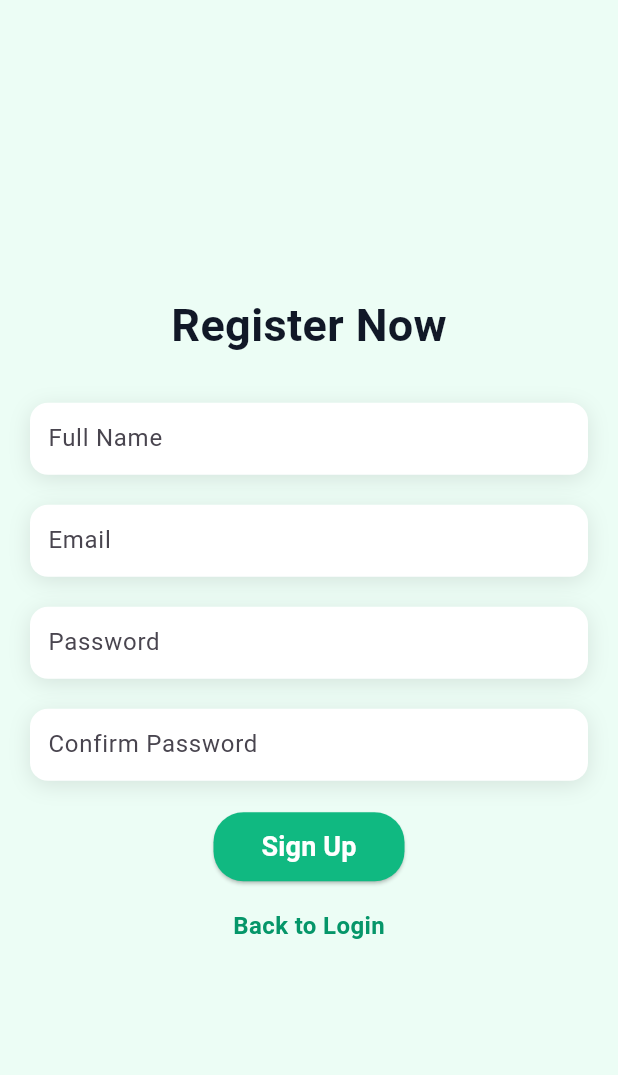
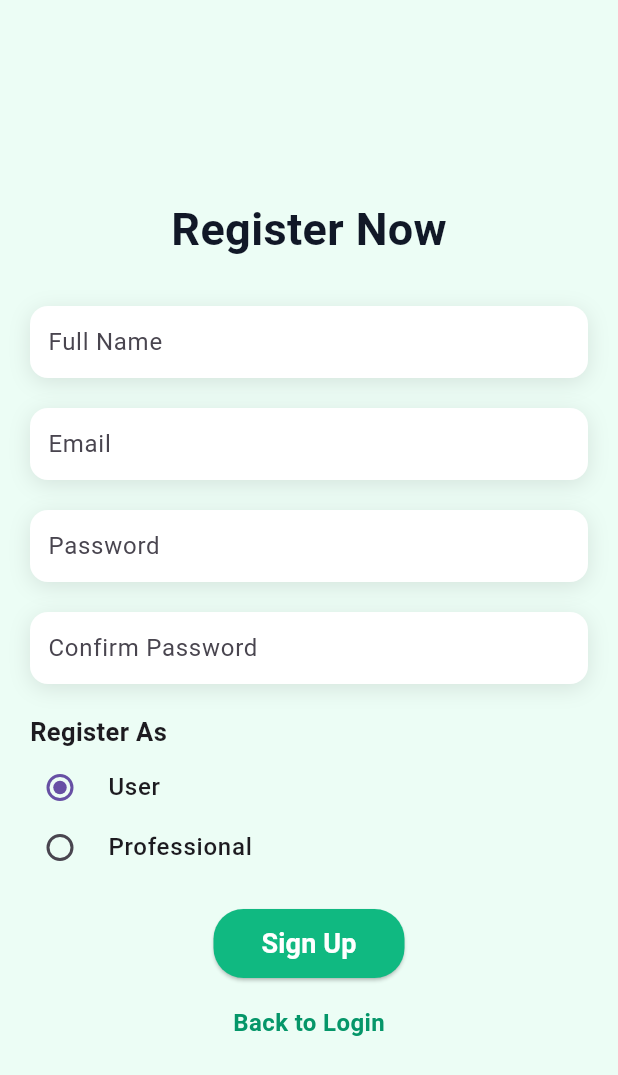
Before and after one commit to sreeragp07/booknow, a Flutter app: the SignupScreen screen opened directly, on a phone screen of 412 x 824 dp. Shown: the top 1075 px of the screen. Run offline on Flutter 3.47's test engine with Material 3 defaults, Android fonts, the light colour scheme and no system bars; our stand-ins replace bloc, cloud_firestore, equatable, firebase_auth, firebase_core, flutter_bloc; accounts and stored records are empty.

Commit message:
implemented role based login and dashboard routing

```diff
--- a/lib/bloc/bloc/booking_bloc.dart
+++ b/lib/bloc/bloc/booking_bloc.dart
@@ -25,8 +25,15 @@ class BookingBloc extends Bloc<BookingEvent, BookingState> {
     );
     try {
       if (user != null) {
+        final userDoc = await FirebaseFirestore.instance
+            .collection('users')
+            .doc(user.uid)
+            .get();
+
+        final userName = userDoc.data()?['name'] ?? "Unknown User";
         await FirebaseFirestore.instance.collection('appointments').add({
           'userId': user.uid,
+          'userName': userName,
           'professionalId': event.professionalId,
           'dateAndTime': bookingDateTime,
           'status': 'Pending',
--- a/lib/screens/professional_details_screen.dart
+++ b/lib/screens/professional_details_screen.dart
@@ -22,7 +22,7 @@ class ProfessionalDetailScreen extends StatelessWidget {
         backgroundColor: const Color(0xFFECFDF5),
         appBar: AppBar(
           backgroundColor: const Color(0xFFECFDF5),
-          title: Text(professional.name),
+          title: Text("Details"),
         ),
         body: Padding(
           padding: const EdgeInsets.all(16),
--- a/lib/screens/signup_screen.dart
+++ b/lib/screens/signup_screen.dart
@@ -1,5 +1,6 @@
 import 'package:booknow/widgets/custom_elevated_button.dart';
 import 'package:booknow/widgets/custom_text_field.dart';
+import 'package:cloud_firestore/cloud_firestore.dart';
 import 'package:firebase_auth/firebase_auth.dart';
 import 'package:flutter/material.dart';
 
@@ -22,6 +23,7 @@ class _SignupScreenState extends State<SignupScreen> {
   String? passwordError;
   String? confirmPasswordError;
   bool isLoading = false;
+  String selectedRole = "user";
 
   bool validate() {
     String fullName = nameController.text.trim();
@@ -80,17 +82,42 @@ class _SignupScreenState extends State<SignupScreen> {
       setState(() {
         isLoading = true;
       });
-      await FirebaseAuth.instance
+      final userCredential = await FirebaseAuth.instance
           .createUserWithEmailAndPassword(
             email: emailController.text.trim(),
             password: passwordController.text.trim(),
-          )
-          .then((value) {
-            messenger.showSnackBar(
-              SnackBar(content: Text("Successfully registered")),
-            );
-            navigator.pop();
-          });
+          );
+
+      final user = userCredential.user;
+
+      /// Store user details in users collection
+      await FirebaseFirestore.instance.collection('users').doc(user!.uid).set({
+        'name': nameController.text.trim(),
+        'email': emailController.text.trim(),
+        'role': selectedRole,
+      });
+
+      /// If user is professional → create professional document
+      if (selectedRole == "professional") {
+        await FirebaseFirestore.instance
+            .collection('professionals')
+            .doc(user.uid)
+            .set({
+              'name': nameController.text.trim(),
+              'experience': 0,
+              'rating': 0,
+              'pricePerHour': 0,
+              'availabilityStatus': false,
+              'categoryId': '',
+              'categoryName': '',
+            });
+      }
+
+      messenger.showSnackBar(
+        const SnackBar(content: Text("Successfully registered")),
+      );
+
+      navigator.pop();
     } catch (e) {
       messenger.showSnackBar(SnackBar(content: Text("Failed to register")));
     } finally {
@@ -150,6 +177,67 @@ class _SignupScreenState extends State<SignupScreen> {
                   hintText: "Confirm Password",
                   errorMessage: confirmPasswordError,
                 ),
+                SizedBox(height: 20),
+
+                Column(
+                  crossAxisAlignment: CrossAxisAlignment.start,
+                  children: [
+                    const Text(
+                      "Register As",
+                      style: TextStyle(
+                        fontWeight: FontWeight.bold,
+                        fontSize: 17,
+                      ),
+                    ),
+
+                    Column(
+                      children: [
+                        SizedBox(height: 5),
+                        RadioListTile<String>(
+                          dense: true,
+                          visualDensity: VisualDensity.compact,
+
+                          contentPadding: EdgeInsets.symmetric(horizontal: 0),
+                          title: const Text(
+                            "User",
+                            style: TextStyle(
+                              fontWeight: FontWeight.w500,
+                              fontSize: 16,
+                            ),
+                          ),
+                          value: "user",
+                          groupValue: selectedRole,
+                          onChanged: (value) {
+                            setState(() {
+                              selectedRole = value!;
+                            });
+                          },
+                        ),
+
+                        RadioListTile<String>(
+                          dense: true,
+                          visualDensity: VisualDensity.compact,
+
+                          contentPadding: EdgeInsets.symmetric(horizontal: 0),
+                          title: const Text(
+                            "Professional",
+                            style: TextStyle(
+                              fontWeight: FontWeight.w500,
+                              fontSize: 16,
+                            ),
+                          ),
+                          value: "professional",
+                          groupValue: selectedRole,
+                          onChanged: (value) {
+                            setState(() {
+                              selectedRole = value!;
+                            });
+                          },
+                        ),
+                      ],
+                    ),
+                  ],
+                ),
               ],
             ),
           ),
--- a/pubspec.yaml
+++ b/pubspec.yaml
@@ -39,6 +39,7 @@ dependencies:
   cloud_firestore: ^6.1.2
   flutter_bloc: ^9.1.1
   equatable: ^2.0.8
+  intl: ^0.20.2
 
 dev_dependencies:
   flutter_test:
```
Also changed, not shown: lib/screens/dashboard_screen.dart (+7 -4 lines), lib/screens/login_screen.dart (+29 -10 lines), lib/screens/professional_dashboard_screen.dart (added, +132 -0 lines), pubspec.lock.
